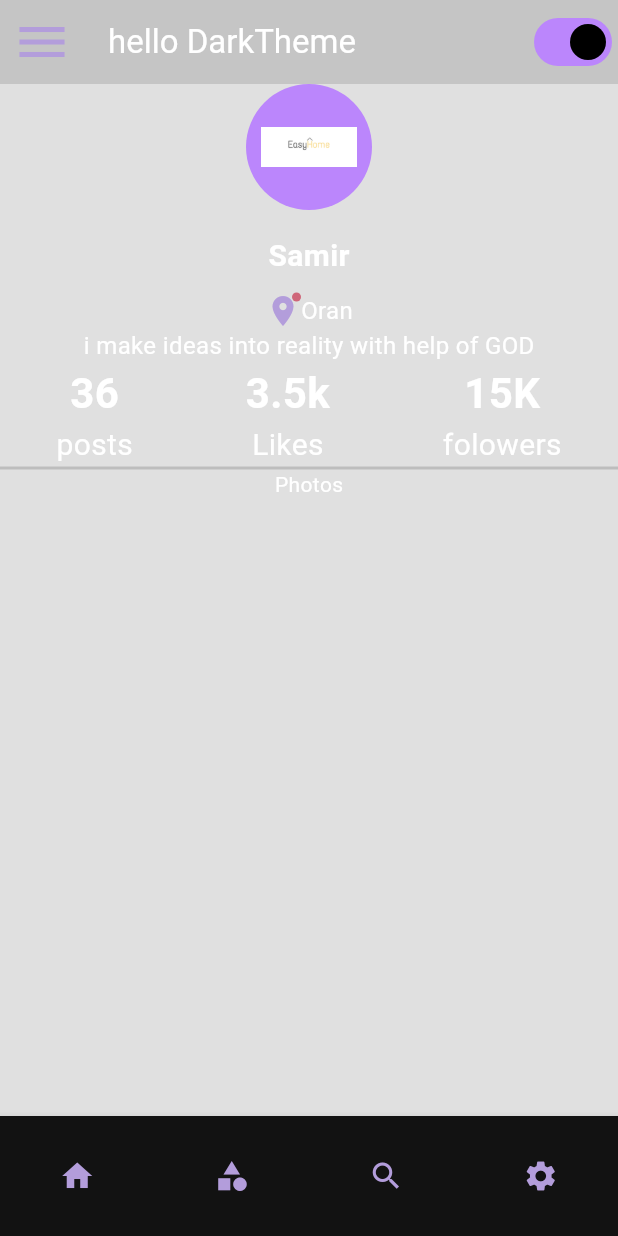
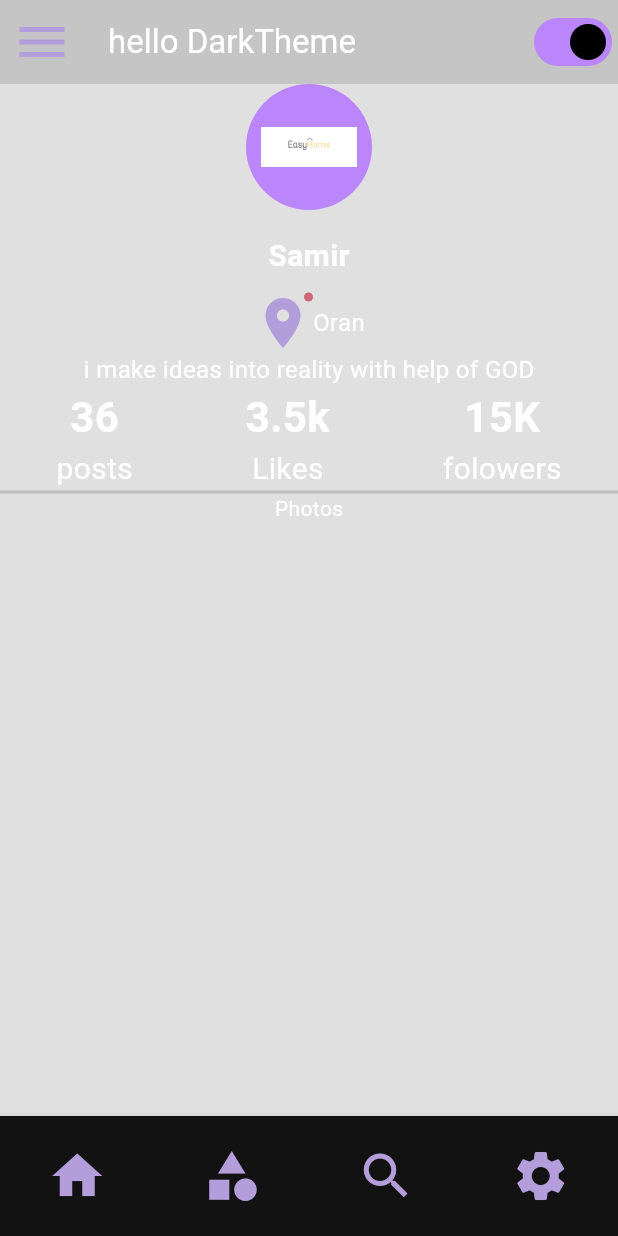
Before and after one commit to RiadHr/theme_test, a Flutter app: the screen it shows after launch, on a phone screen of 412 x 824 dp. Run offline on Flutter 3.47's test engine with Material 3 defaults, Android fonts, the phone set to English and light mode, and no system bars.

Commit message:
second commit

```diff
--- a/lib/theme/theme.dart
+++ b/lib/theme/theme.dart
@@ -18,20 +18,20 @@ class MyTheme{
   static final lightTheme = ThemeData(
     scaffoldBackgroundColor: Colors.white,
     colorScheme: ColorScheme.light(),
-    iconTheme: IconThemeData(color: Colors.orange, ),
+    iconTheme: IconThemeData(color: Colors.orange,size: 30 ),
     appBarTheme: AppBarTheme(
       backgroundColor: Colors.white60,
-        iconTheme: IconThemeData(color: Colors.orange,size:lerpDouble(40, 40, 40) ))
+        iconTheme: IconThemeData(color: Colors.orange,size:40 ))
 
   );
 
   static final darkTheme = ThemeData(
     scaffoldBackgroundColor: Colors.black12,
     colorScheme: ColorScheme.dark(),
-    iconTheme: IconThemeData(color: Colors.deepPurple.shade200),
+    iconTheme: IconThemeData(color: Colors.deepPurple.shade200,size: 40),
     appBarTheme: AppBarTheme(
 
         color: Colors.black12,
-        iconTheme: IconThemeData(color: Colors.deepPurple.shade200,size: lerpDouble(40, 40, 40)))
+        iconTheme: IconThemeData(color: Colors.deepPurple.shade200,size: 40))
   );
 }
```
